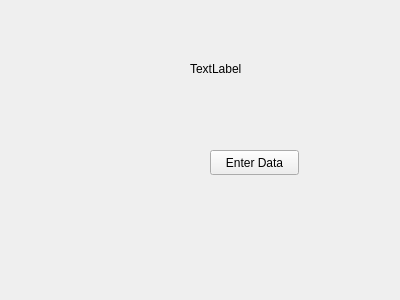
The window that Engg._Drawing_Visualization_n_Design/Source_Code/forms/enterdata.ui (arpanmangal/COP-CAD) describes before a commit, drawn with Qt 5.
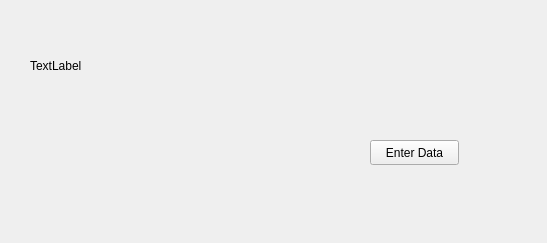
The same window after the commit.

Commit message: enter data widget complete

What changed in the file:
```diff
--- a/Engg._Drawing_Visualization_n_Design/Source_Code/forms/enterdata.ui
+++ b/Engg._Drawing_Visualization_n_Design/Source_Code/forms/enterdata.ui
@@ -6,8 +6,8 @@
    <rect>
     <x>0</x>
     <y>0</y>
-    <width>400</width>
-    <height>300</height>
+    <width>547</width>
+    <height>243</height>
    </rect>
   </property>
   <property name="windowTitle">
@@ -16,10 +16,10 @@
   <widget class="QLabel" name="instruction">
    <property name="geometry">
     <rect>
-     <x>190</x>
-     <y>60</y>
-     <width>67</width>
-     <height>17</height>
+     <x>30</x>
+     <y>20</y>
+     <width>441</width>
+     <height>91</height>
     </rect>
    </property>
    <property name="text">
@@ -29,8 +29,8 @@
   <widget class="QPushButton" name="start">
    <property name="geometry">
     <rect>
-     <x>210</x>
-     <y>150</y>
+     <x>370</x>
+     <y>140</y>
      <width>89</width>
      <height>25</height>
     </rect>
```
The commit also changes 1 other file.
